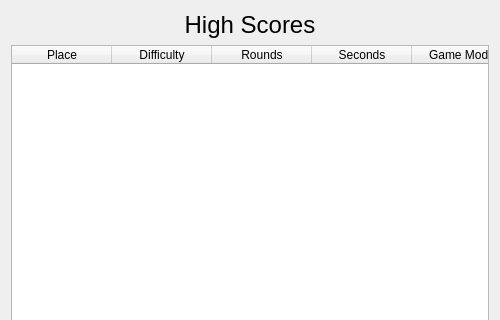
Above: ui/highscores.ui from tdauth/gustavsfairyland before the change; both pictures show x 0 to 500 and y 0 to 320 of the 500 by 500 pixel window. Below: the same form after it.
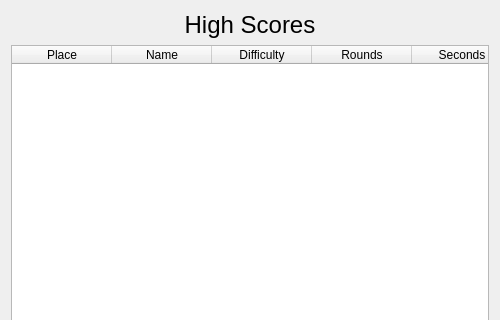
That is the form after the change.

Diff of the .ui file:
```diff
--- a/ui/highscores.ui
+++ b/ui/highscores.ui
@@ -57,6 +57,11 @@
        <string>Place</string>
       </property>
      </column>
+     <column>
+      <property name="text">
+       <string>Name</string>
+      </property>
+     </column>
      <column>
       <property name="text">
        <string>Difficulty</string>
@@ -79,12 +84,7 @@
      </column>
      <column>
       <property name="text">
-       <string>Package</string>
-      </property>
-     </column>
-     <column>
-      <property name="text">
-       <string>Name</string>
+       <string>Packages</string>
       </property>
      </column>
     </widget>
```
